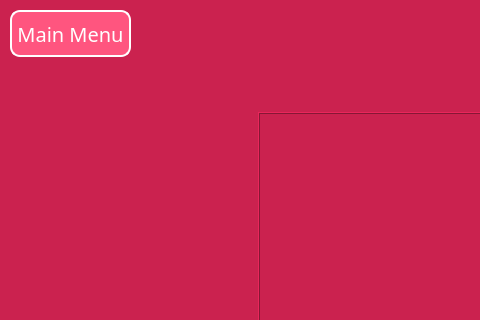
Before: the Qt Designer form UI/longBreak.ui in RamaNahawandi/TimeTrackingProject, drawn with Qt 5; both pictures show x 0 to 480 and y 0 to 320 of the 795 by 600 pixel window.
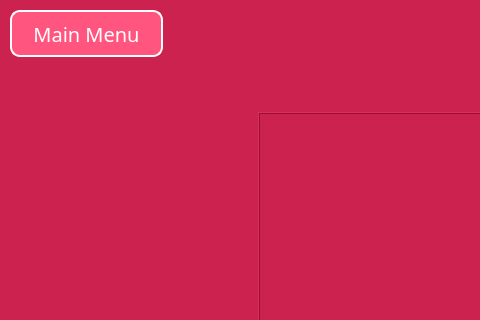
After: the same form once the commit is applied.

The edit to the form file:
```diff
--- a/UI/longBreak.ui
+++ b/UI/longBreak.ui
@@ -34,7 +34,7 @@
      <rect>
       <x>10</x>
       <y>10</y>
-      <width>121</width>
+      <width>153</width>
       <height>47</height>
      </rect>
     </property>
```
